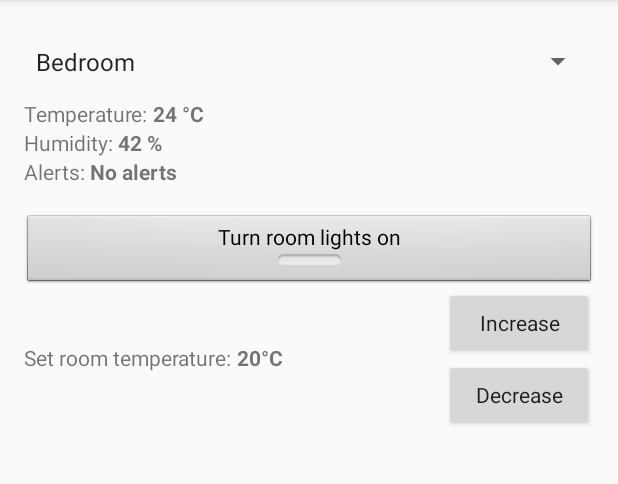
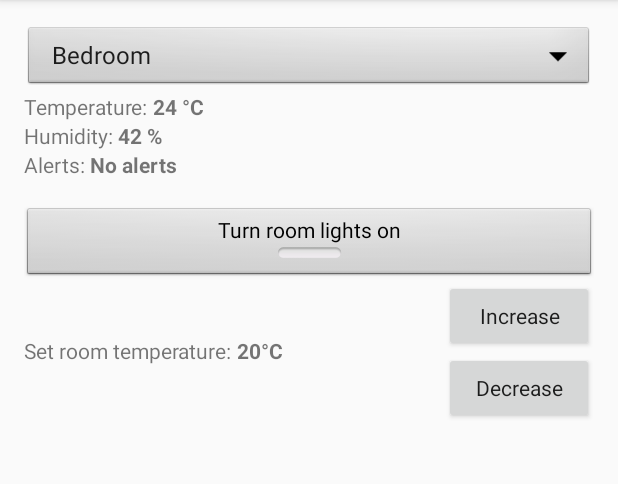
Before and after one commit to Amatson/Smart_House, an Android app: the BedRoomActivity screen opened directly, with no data from a screen before it, on a phone screen of 412 x 824 dp, the part 84-568 px from its top. Run offline under Robolectric (Android 15) with nearby library versions, the phone set to English and light mode, and no system bars.

Commit message:
Changed menu dropdown to look more appealing

```diff
--- a/androidUI/SmartHouse/app/src/main/res/layout/activity_bed_room.xml
+++ b/androidUI/SmartHouse/app/src/main/res/layout/activity_bed_room.xml
@@ -12,12 +12,14 @@
 
     <Spinner
         android:layout_width="match_parent"
-        android:layout_height="50dp"
+
         android:layout_alignParentTop="true"
         android:layout_alignParentLeft="true"
         android:layout_alignParentStart="true"
         android:id="@+id/bedroomSpinner"
-        android:entries="@array/spinnerItems" />
+        android:entries="@array/spinnerItems"
+        android:layout_height="45dp"
+        android:background="@android:drawable/btn_dropdown"/>
 
     <TextView
         android:text="Temperature: "
--- a/androidUI/SmartHouse/app/src/main/res/layout/activity_home.xml
+++ b/androidUI/SmartHouse/app/src/main/res/layout/activity_home.xml
@@ -112,10 +112,11 @@
         android:id="@+id/homeSpinner"
         android:prompt="@string/spinnerTitle"
         android:entries="@array/spinnerItems"
-        android:layout_height="50dp"
         android:layout_alignParentTop="true"
         android:layout_alignParentLeft="true"
-        android:layout_alignParentStart="true" />
+        android:layout_alignParentStart="true"
+        android:layout_height="45dp"
+        android:background="@android:drawable/btn_dropdown"/>
 
     <TextView
         android:text="Outside temperature: "
--- a/androidUI/SmartHouse/app/src/main/res/layout/activity_living_room.xml
+++ b/androidUI/SmartHouse/app/src/main/res/layout/activity_living_room.xml
@@ -12,12 +12,13 @@
 
     <Spinner
         android:layout_width="match_parent"
-        android:layout_height="50dp"
         android:layout_alignParentTop="true"
         android:layout_alignParentLeft="true"
         android:layout_alignParentStart="true"
         android:id="@+id/livingroomSpinner"
-        android:entries="@array/spinnerItems" />
+        android:entries="@array/spinnerItems"
+        android:layout_height="45dp"
+        android:background="@android:drawable/btn_dropdown"/>
 
     <TextView
         android:text="Temperature: "
--- a/androidUI/SmartHouse/app/src/main/res/layout/activity_main_room.xml
+++ b/androidUI/SmartHouse/app/src/main/res/layout/activity_main_room.xml
@@ -12,13 +12,14 @@
 
     <Spinner
         android:layout_width="match_parent"
-        android:layout_height="50dp"
         android:id="@+id/mainroomSpinner"
         android:prompt="@string/spinnerTitle"
         android:entries="@array/spinnerItems"
         android:layout_alignParentTop="true"
         android:layout_alignParentLeft="true"
-        android:layout_alignParentStart="true" />
+        android:layout_alignParentStart="true"
+        android:layout_height="45dp"
+        android:background="@android:drawable/btn_dropdown"/>
 
     <TextView
         android:text="Humidity: "
```
